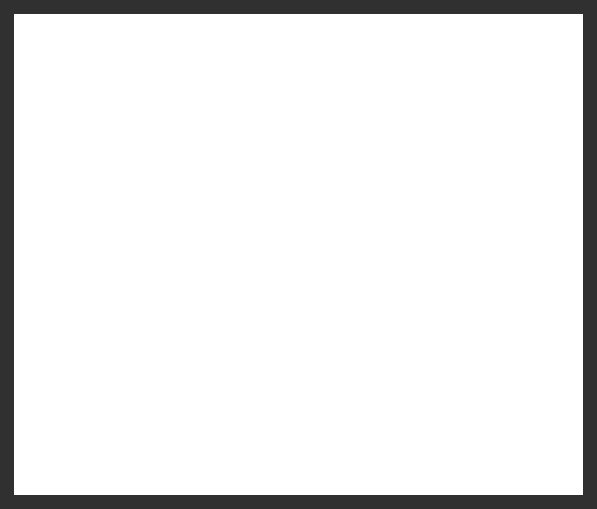
The window that ui/jsontab.ui (joenano/rapidview) describes before a commit, drawn with Qt 5.
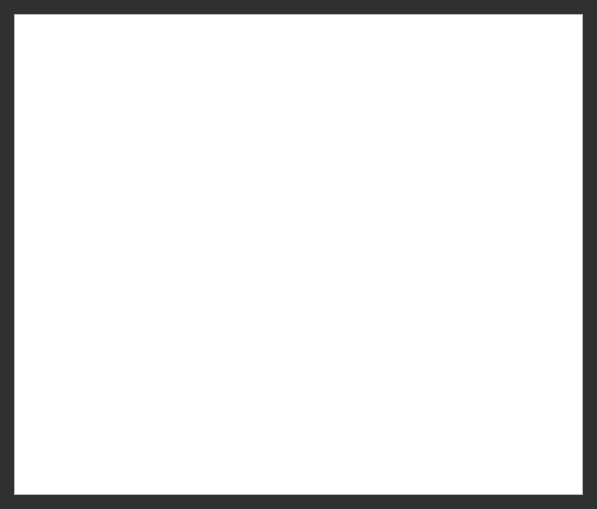
The same window after the commit. Icons and pictures are not drawn.

Commit message: Add object view

```diff
--- a/ui/jsontab.ui
+++ b/ui/jsontab.ui
@@ -40,55 +40,7 @@
 	background: #303030;
 	color: #e3e3e3;
 }
-
-QTreeView {
-	outline: 0;
-	border: none;
-}
-
-QTreeView::branch {
-	padding: 7px;
-}
-
-QTreeView::branch:has-siblings:!adjoins-item {
-    border-image: url(://gfx/icons/treeview/vline.png) 0;
-}
-
-QTreeView::branch:has-siblings:adjoins-item {
-    border-image: url(://gfx/icons/treeview/branch-more.png) 0;
-}
-
-QTreeView::branch:!has-children:!has-siblings:adjoins-item {
-    border-image: url(://gfx/icons/treeview/branch-end.png) 0;
-}
-
-QTreeView::branch:has-children:!has-siblings:closed,
-QTreeView::branch:closed:has-children:has-siblings {
-        border-image: none;
-        image: url(://gfx/icons/treeview/branch-closed.svg);
-}
-
-QTreeView::branch:open:has-children:!has-siblings,
-QTreeView::branch:open:has-children:has-siblings  {
-        border-image: none;
-		padding: 5px;
-        image: url(://gfx/icons/treeview/branch-open.svg);
-}
-
-QTreeView::branch::selected {
-    background: #535353;
-}
-
-QTreeView::item {
-	padding: 3;
-	color: #f3f3f3;
-}
-
-QTreeView::item::selected {
-	padding-left: 0;
-	background: #535353;
-	color: #e3e3e3;
-}</string>
+</string>
      </property>
      <property name="frameShape">
       <enum>QFrame::StyledPanel</enum>
@@ -116,8 +68,8 @@
        <widget class="QTreeView" name="tree_json">
         <property name="font">
          <font>
-          <family>Hack</family>
-          <pointsize>8</pointsize>
+          <family>DejaVu Sans Mono</family>
+          <pointsize>10</pointsize>
          </font>
         </property>
         <property name="editTriggers">
```
The commit also changes 10 other files.
